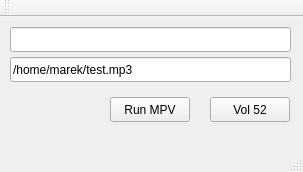
This is Server/interface.ui in felsocim/If-MPV as Qt 5 draws it before an edit. The edited form follows.
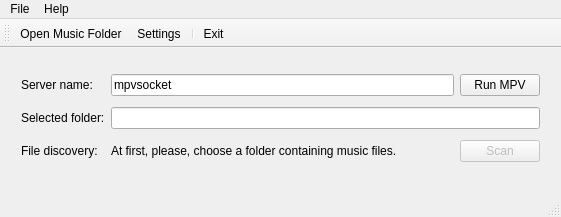
This is the edited form. Icons and pictures are not drawn.

Commit message: Client peut envoyer des messages au serveur + début de l'interface

```diff
--- a/Server/interface.ui
+++ b/Server/interface.ui
@@ -6,62 +6,91 @@
    <rect>
     <x>0</x>
     <y>0</y>
-    <width>303</width>
-    <height>172</height>
+    <width>561</width>
+    <height>217</height>
    </rect>
   </property>
   <property name="windowTitle">
    <string>Interface</string>
   </property>
   <widget class="QWidget" name="centralWidget">
-   <widget class="QLineEdit" name="serverName">
+   <widget class="QWidget" name="gridLayoutWidget">
     <property name="geometry">
      <rect>
       <x>10</x>
       <y>10</y>
-      <width>281</width>
-      <height>25</height>
+      <width>541</width>
+      <height>121</height>
      </rect>
     </property>
-   </widget>
-   <widget class="QPushButton" name="runMpvServer">
-    <property name="geometry">
-     <rect>
-      <x>110</x>
-      <y>80</y>
-      <width>80</width>
-      <height>25</height>
-     </rect>
-    </property>
-    <property name="text">
-     <string>Run MPV</string>
-    </property>
-   </widget>
-   <widget class="QLineEdit" name="fileName">
-    <property name="geometry">
-     <rect>
-      <x>10</x>
-      <y>40</y>
-      <width>281</width>
-      <height>25</height>
-     </rect>
-    </property>
-    <property name="text">
-     <string>/home/marek/test.mp3</string>
-    </property>
-   </widget>
-   <widget class="QPushButton" name="volTest">
-    <property name="geometry">
-     <rect>
-      <x>210</x>
-      <y>80</y>
-      <width>80</width>
-      <height>25</height>
-     </rect>
-    </property>
-    <property name="text">
-     <string>Vol 52</string>
-    </property>
+    <layout class="QGridLayout" name="gridLayout">
+     <item row="0" column="1">
+      <widget class="QLineEdit" name="serverName">
+       <property name="text">
+        <string>mpvsocket</string>
+       </property>
+      </widget>
+     </item>
+     <item row="2" column="2">
+      <widget class="QPushButton" name="buttonScanMusicFolder">
+       <property name="enabled">
+        <bool>false</bool>
+       </property>
+       <property name="text">
+        <string>Scan</string>
+       </property>
+       <property name="icon">
+        <iconset resource="ressources.qrc">
+         <normaloff>:/Server/16/system-search.png</normaloff>:/Server/16/system-search.png</iconset>
+       </property>
+       <property name="shortcut">
+        <string>Ctrl+D</string>
+       </property>
+      </widget>
+     </item>
+     <item row="2" column="0">
+      <widget class="QLabel" name="labelFileDiscoveryCaption">
+       <property name="text">
+        <string>File discovery:</string>
+       </property>
+      </widget>
+     </item>
+     <item row="2" column="1">
+      <widget class="QLabel" name="labelFileDiscoveryResults">
+       <property name="text">
+        <string>At first, please, choose a folder containing music files.</string>
+       </property>
+      </widget>
+     </item>
+     <item row="1" column="1" colspan="2">
+      <widget class="QLineEdit" name="editSelectedFolder">
+       <property name="readOnly">
+        <bool>true</bool>
+       </property>
+      </widget>
+     </item>
+     <item row="1" column="0">
+      <widget class="QLabel" name="labelSelectedFolderCaption">
+       <property name="text">
+        <string>Selected folder:</string>
+       </property>
+      </widget>
+     </item>
+     <item row="0" column="2">
+      <widget class="QPushButton" name="runMpvServer">
+       <property name="text">
+        <string>Run MPV</string>
+       </property>
+      </widget>
+     </item>
+     <item row="0" column="0">
+      <widget class="QLabel" name="labelServerName">
+       <property name="text">
+        <string>Server name:</string>
+       </property>
+      </widget>
+     </item>
+    </layout>
    </widget>
   </widget>
   <widget class="QMenuBar" name="menuBar">
@@ -69,10 +98,27 @@
     <rect>
      <x>0</x>
      <y>0</y>
-     <width>303</width>
+     <width>561</width>
      <height>22</height>
     </rect>
    </property>
+   <widget class="QMenu" name="menuFile">
+    <property name="title">
+     <string>File</string>
+    </property>
+    <addaction name="actionChooseFolder"/>
+    <addaction name="actionSettings"/>
+    <addaction name="separator"/>
+    <addaction name="actionExit"/>
+   </widget>
+   <widget class="QMenu" name="menuHelp">
+    <property name="title">
+     <string>Help</string>
+    </property>
+    <addaction name="actionAbout"/>
+   </widget>
+   <addaction name="menuFile"/>
+   <addaction name="menuHelp"/>
   </widget>
   <widget class="QToolBar" name="mainToolBar">
    <attribute name="toolBarArea">
@@ -81,8 +127,83 @@
    <attribute name="toolBarBreak">
     <bool>false</bool>
    </attribute>
+   <addaction name="menuOpenMusicFolder"/>
+   <addaction name="menuSettings"/>
+   <addaction name="separator"/>
+   <addaction name="menuExit"/>
   </widget>
   <widget class="QStatusBar" name="statusBar"/>
+  <action name="menuOpenMusicFolder">
+   <property name="icon">
+    <iconset resource="ressources.qrc">
+     <normaloff>:/Server/folder-open.png</normaloff>:/Server/folder-open.png</iconset>
+   </property>
+   <property name="text">
+    <string>Open Music Folder</string>
+   </property>
+   <property name="toolTip">
+    <string>Opens selected folder and scans it for music.</string>
+   </property>
+   <property name="shortcut">
+    <string>Ctrl+O</string>
+   </property>
+  </action>
+  <action name="menuSettings">
+   <property name="icon">
+    <iconset resource="ressources.qrc">
+     <normaloff>:/Server/system-run.png</normaloff>:/Server/system-run.png</iconset>
+   </property>
+   <property name="text">
+    <string>Settings</string>
+   </property>
+   <property name="toolTip">
+    <string>Shows settings dialog.</string>
+   </property>
+  </action>
+  <action name="menuExit">
+   <property name="icon">
+    <iconset resource="ressources.qrc">
+     <normaloff>:/Server/system-log-out.png</normaloff>:/Server/system-log-out.png</iconset>
+   </property>
+   <property name="text">
+    <string>Exit</string>
+   </property>
+   <property name="toolTip">
+    <string>Terminates the music server instance.</string>
+   </property>
+   <property name="shortcut">
+    <string>Ctrl+Q</string>
+   </property>
+  </action>
+  <action name="actionChooseFolder">
+   <property name="text">
+    <string>Choose folder...</string>
+   </property>
+   <property name="shortcut">
+    <string>Ctrl+O</string>
+   </property>
+  </action>
+  <action name="actionSettings">
+   <property name="text">
+    <string>Settings</string>
+   </property>
+  </action>
+  <action name="actionExit">
+   <property name="text">
+    <string>Exit</string>
+   </property>
+   <property name="shortcut">
+    <string>Ctrl+Q</string>
+   </property>
+  </action>
+  <action name="actionAbout">
+   <property name="text">
+    <string>About</string>
+   </property>
+   <property name="shortcut">
+    <string>F1</string>
+   </property>
+  </action>
  </widget>
  <layoutdefault spacing="6" margin="11"/>
  <resources/>
```
Left out of the diff: 7 changed lines with no effect on the pictures. The commit also changes 32 other files.
